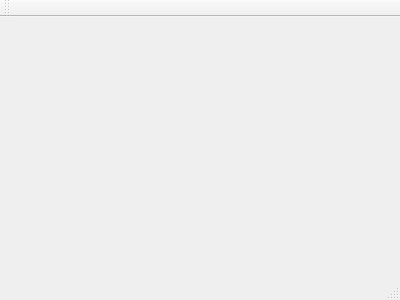
Before: the Qt Designer form mynew.ui in spd1996/graphNew, drawn with Qt 5.
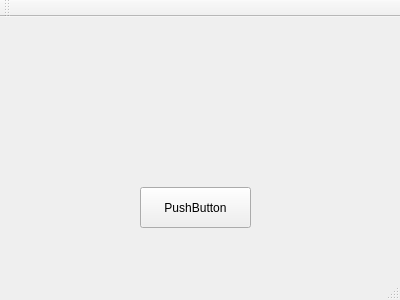
After: the same form once the commit is applied. Custom widgets are drawn as their Qt base class.

What changed in the file:
```diff
--- a/mynew.ui
+++ b/mynew.ui
@@ -17,13 +17,26 @@
    <widget class="QCustomPlot" name="widget" native="true">
     <property name="geometry">
      <rect>
-      <x>100</x>
-      <y>50</y>
-      <width>181</width>
-      <height>121</height>
+      <x>40</x>
+      <y>10</y>
+      <width>311</width>
+      <height>151</height>
      </rect>
     </property>
    </widget>
+   <widget class="QPushButton" name="pushButton">
+    <property name="geometry">
+     <rect>
+      <x>140</x>
+      <y>170</y>
+      <width>111</width>
+      <height>41</height>
+     </rect>
+    </property>
+    <property name="text">
+     <string>PushButton</string>
+    </property>
+   </widget>
   </widget>
   <widget class="QMenuBar" name="menuBar">
    <property name="geometry">
```
Left out of the diff: 2 changed lines with no effect on the pictures.
